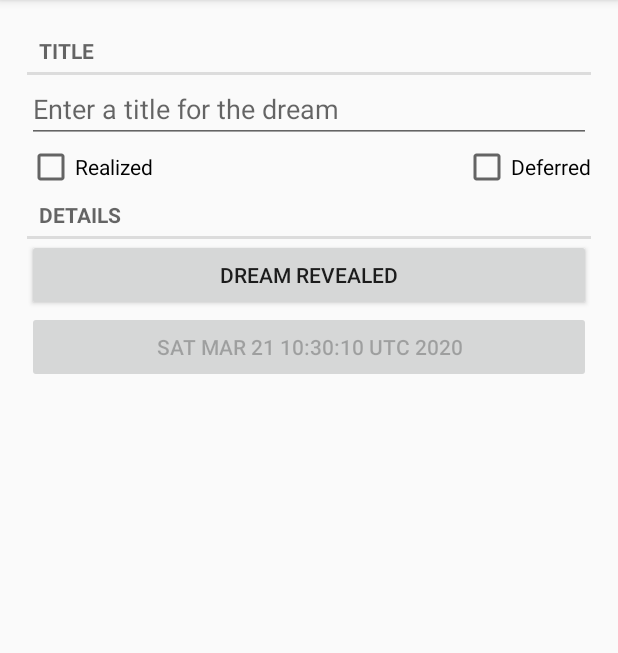
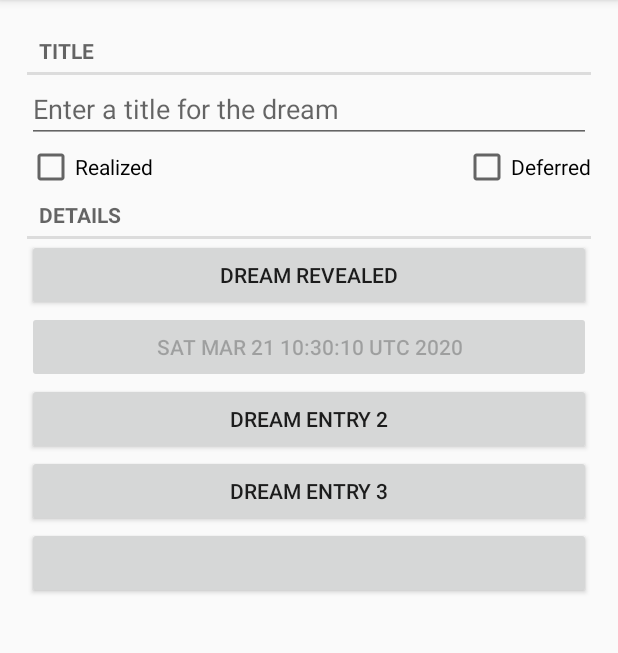
Before and after one commit to TingChia-Chang/Dream-Catcher-Mobile-app, an Android app: the screen it shows after launch (MainActivity), after a tap on "Dream #0", on a phone screen of 412 x 824 dp, the part 84-737 px from its top. Run offline under Robolectric (Android 15) with nearby library versions, the phone set to English and light mode, and no system bars; our stand-ins replace Room's generated code; 1 statement that could not run was skipped.

Commit message:
attach arguments to fragment and use LiveData to do transformations

```diff
--- a/app/src/main/java/edu/vt/cs/cs5254/dreamcatcher/DreamDetailFragment.kt
+++ b/app/src/main/java/edu/vt/cs/cs5254/dreamcatcher/DreamDetailFragment.kt
@@ -4,6 +4,7 @@ import androidx.lifecycle.ViewModelProviders
 import android.os.Bundle
 import android.text.Editable
 import android.text.TextWatcher
+import android.util.Log
 import androidx.fragment.app.Fragment
 import android.view.LayoutInflater
 import android.view.View
@@ -11,14 +12,26 @@ import android.view.ViewGroup
 import android.widget.Button
 import android.widget.CheckBox
 import android.widget.EditText
+import androidx.lifecycle.ViewModelProvider
 import edu.vt.cs.cs5254.dreamcatcher.database.Dream
+import edu.vt.cs.cs5254.dreamcatcher.database.DreamEntry
 import kotlinx.android.synthetic.main.dream_detail_fragment.*
+import java.util.*
+import androidx.lifecycle.Observer
 
-
+private const val TAG = "DreamDetailFragment"
+private const val ARG_DREAM_ID = "dream_id"
 class DreamDetailFragment : Fragment() {
 
     companion object {
-        fun newInstance() = DreamDetailFragment()
+        fun newInstance(dreamID: UUID) : DreamDetailFragment{
+            val args = Bundle().apply{
+                putSerializable(ARG_DREAM_ID, dreamID)
+            }
+            return DreamDetailFragment().apply {
+                arguments = args
+            }
+        }
     }
 
     private lateinit var viewModel: DreamDetailViewModel
@@ -27,10 +40,17 @@ class DreamDetailFragment : Fragment() {
     private lateinit var dateButton: Button
     private lateinit var realizedCheckBox: CheckBox
     private lateinit var deferredCheckBox: CheckBox
+    private lateinit var dreamEntries: List<DreamEntry>
+    private val dreamDetailViewModel: DreamDetailViewModel by lazy{
+        ViewModelProviders.of(this).get(DreamDetailViewModel::class.java)
+    }
 
     override fun onCreate(savedInstanceState: Bundle?) {
         super.onCreate(savedInstanceState)
         dream = Dream()
+        val dreamID:UUID = arguments?.getSerializable(ARG_DREAM_ID) as UUID
+        dreamDetailViewModel.loadDream(dreamID)
+
     }
 
     override fun onCreateView(
@@ -59,6 +79,20 @@ class DreamDetailFragment : Fragment() {
         return view
     }
 
+    override fun onViewCreated(view: View, savedInstanceState: Bundle?) {
+        super.onViewCreated(view, savedInstanceState)
+        dreamDetailViewModel.dreamLiveData.observe(
+            viewLifecycleOwner,
+            Observer {dreamEntries->
+                dreamEntries?.let {
+                    this.dreamEntries = dreamEntries.dreamEntries
+                    updateUI()
+                }
+
+            }
+        )
+    }
+
     override fun onActivityCreated(savedInstanceState: Bundle?) {
         super.onActivityCreated(savedInstanceState)
         viewModel = ViewModelProviders.of(this).get(DreamDetailViewModel::class.java)
@@ -84,4 +118,17 @@ class DreamDetailFragment : Fragment() {
         titleField.addTextChangedListener(titleWatcher)
     }
 
+    private fun updateUI(){
+        titleField.setText(dream.description)
+        dateButton.text = dream.dateRevealed.toString()
+        realizedCheckBox.apply {
+            isChecked = dream.isRealized
+            jumpDrawablesToCurrentState()
+        }
+        deferredCheckBox.apply {
+            isChecked = dream.isDeferred
+            jumpDrawablesToCurrentState()
+        }
+    }
+
 }
--- a/app/src/main/java/edu/vt/cs/cs5254/dreamcatcher/DreamDetailViewModel.kt
+++ b/app/src/main/java/edu/vt/cs/cs5254/dreamcatcher/DreamDetailViewModel.kt
@@ -1,7 +1,25 @@
 package edu.vt.cs.cs5254.dreamcatcher
 
+import androidx.lifecycle.LiveData
+import androidx.lifecycle.MutableLiveData
+import androidx.lifecycle.Transformations
 import androidx.lifecycle.ViewModel
+import edu.vt.cs.cs5254.dreamcatcher.database.Dream
+import edu.vt.cs.cs5254.dreamcatcher.database.DreamWithEntries
+import java.util.*
 
 class DreamDetailViewModel : ViewModel() {
     // TODO: Implement the ViewModel
+    private val dreamRepository = DreamRepository.get()
+    private val dreamIdLiveData = MutableLiveData<UUID>()
+
+    var dreamLiveData: LiveData<DreamWithEntries?> =
+        Transformations.switchMap(dreamIdLiveData){dreamId->
+            dreamRepository.getDreamWithEntries(dreamId)
+        }
+
+    fun loadDream(dreamId: UUID){
+        dreamIdLiveData.value = dreamId
+    }
+
 }
--- a/app/src/main/java/edu/vt/cs/cs5254/dreamcatcher/MainActivity.kt
+++ b/app/src/main/java/edu/vt/cs/cs5254/dreamcatcher/MainActivity.kt
@@ -26,7 +26,7 @@ class MainActivity : AppCompatActivity(),
 
         }
         override fun onDreamSelected(dreamId: UUID) {
-            val fragment = DreamDetailFragment()
+            val fragment = DreamDetailFragment.newInstance(dreamId)
             supportFragmentManager
                 .beginTransaction()
                 .replace(R.id.fragment_container, fragment)
--- a/app/src/main/res/layout/dream_detail_fragment.xml
+++ b/app/src/main/res/layout/dream_detail_fragment.xml
@@ -56,6 +56,21 @@
         android:layout_width="match_parent"
         android:layout_height="wrap_content"
         android:text="@string/dream_entry_1_button"/>
+    <Button
+        android:id="@+id/dream_entry_2_button"
+        android:layout_width="match_parent"
+        android:layout_height="wrap_content"
+        android:text="@string/dream_entry_2_button"/>
+    <Button
+        android:id="@+id/dream_entry_3_button"
+        android:layout_width="match_parent"
+        android:layout_height="wrap_content"
+        android:text="@string/dream_entry_3_button"/>
+    <Button
+        android:id="@+id/dream_entry_4_button"
+        android:layout_width="match_parent"
+        android:layout_height="wrap_content"
+        android:text="@string/dream_entry_4_button"/>
 
 
 </LinearLayout>
```
